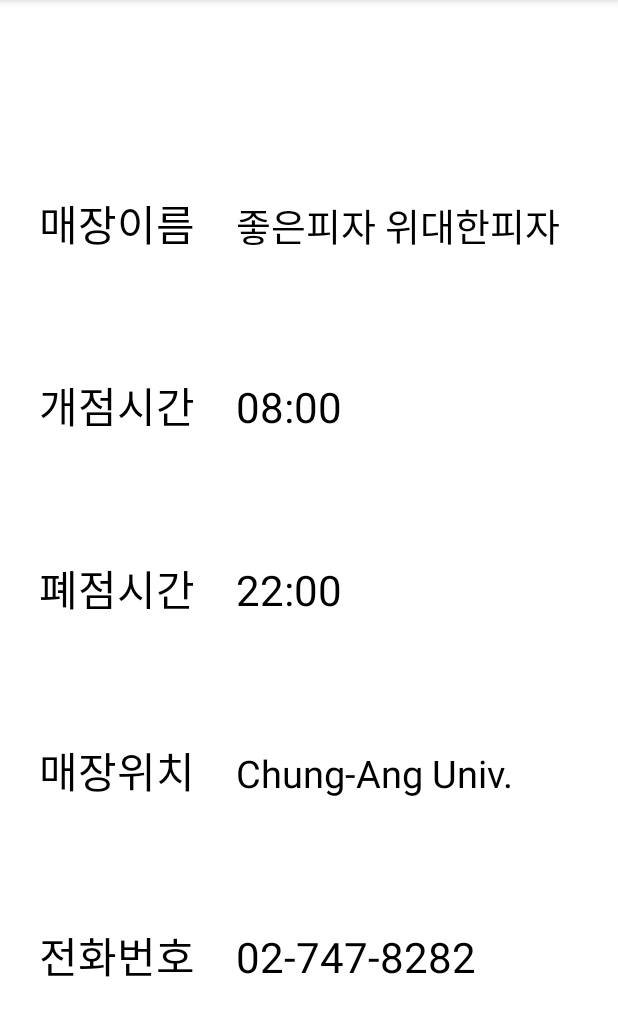
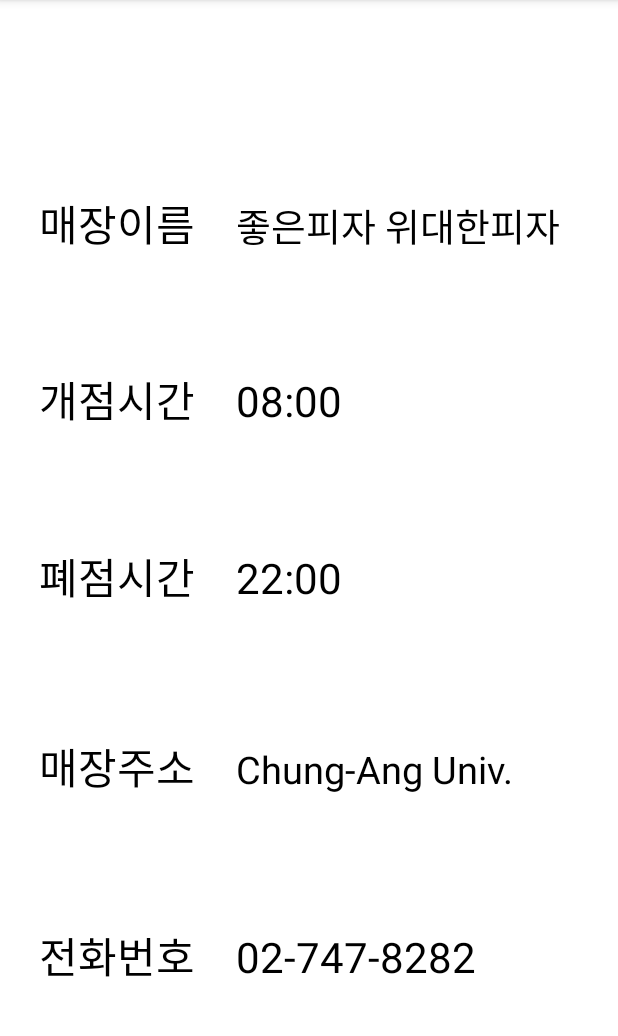
Before and after one commit to tjwjdgus12/good-pizza-great-pizza, an Android app: the StoreInfoActivity screen opened directly, with no data from a screen before it, on a phone screen of 412 x 824 dp, the part 84-1120 px from its top. Run offline under Robolectric (Android 15) with nearby library versions, the phone set to English and light mode, and no system bars.

Commit message:
something went wrong with storeInfo: fixed?

```diff
--- a/SubGroup1_Store/Store/app/src/main/res/layout/activity_store_info.xml
+++ b/SubGroup1_Store/Store/app/src/main/res/layout/activity_store_info.xml
@@ -12,17 +12,17 @@
         android:layout_height="wrap_content"
         android:layout_marginStart="26dp"
         android:layout_marginLeft="26dp"
-        android:layout_marginTop="113dp"
+        android:layout_marginTop="76dp"
         android:layout_marginEnd="27dp"
         android:layout_marginRight="27dp"
-        android:layout_marginBottom="114dp"
+        android:layout_marginBottom="76dp"
         android:text="개점시간"
         android:textColor="#000000"
         android:textSize="28sp"
-        app:layout_constraintBottom_toBottomOf="@+id/textView3"
+        app:layout_constraintBottom_toTopOf="@+id/textView3"
         app:layout_constraintEnd_toStartOf="@+id/textView_opentime"
         app:layout_constraintStart_toStartOf="parent"
-        app:layout_constraintTop_toTopOf="@+id/textView1" />
+        app:layout_constraintTop_toBottomOf="@+id/textView_storeName" />
 
     <TextView
         android:id="@+id/textView1"
@@ -46,17 +46,14 @@
         android:layout_height="wrap_content"
         android:layout_marginStart="26dp"
         android:layout_marginLeft="26dp"
-        android:layout_marginTop="113dp"
         android:layout_marginEnd="27dp"
         android:layout_marginRight="27dp"
-        android:layout_marginBottom="115dp"
-        android:text="매장위치"
+        android:text="매장주소"
         android:textColor="#000000"
         android:textSize="28sp"
-        app:layout_constraintBottom_toBottomOf="@+id/textView"
+        app:layout_constraintBaseline_toBaselineOf="@+id/textView_location"
         app:layout_constraintEnd_toStartOf="@+id/textView_location"
-        app:layout_constraintStart_toStartOf="parent"
-        app:layout_constraintTop_toTopOf="@+id/textView3" />
+        app:layout_constraintStart_toStartOf="parent" />
 
     <TextView
         android:id="@+id/textView"
@@ -85,16 +82,17 @@
         android:text="폐점시간"
         android:textColor="#000000"
         android:textSize="28sp"
-        app:layout_constraintBaseline_toBaselineOf="@+id/textView_closetime"
+        app:layout_constraintBottom_toBottomOf="parent"
         app:layout_constraintEnd_toStartOf="@+id/textView_closetime"
-        app:layout_constraintStart_toStartOf="parent" />
+        app:layout_constraintStart_toStartOf="parent"
+        app:layout_constraintTop_toTopOf="parent" />
 
     <TextView
         android:id="@+id/textView_storeName"
         android:layout_width="0dp"
         android:layout_height="wrap_content"
-        android:layout_marginEnd="16dp"
-        android:layout_marginRight="16dp"
+        android:layout_marginEnd="15dp"
+        android:layout_marginRight="15dp"
         android:text="좋은피자 위대한피자"
         android:textColor="#000000"
         android:textSize="25sp"
@@ -106,8 +104,8 @@
         android:id="@+id/textView_opentime"
         android:layout_width="0dp"
         android:layout_height="wrap_content"
-        android:layout_marginEnd="16dp"
-        android:layout_marginRight="16dp"
+        android:layout_marginEnd="15dp"
+        android:layout_marginRight="15dp"
         android:text="09:00"
         android:textColor="#000000"
         android:textSize="28sp"
@@ -119,36 +117,37 @@
         android:id="@+id/textView_closetime"
         android:layout_width="0dp"
         android:layout_height="wrap_content"
-        android:layout_marginEnd="16dp"
-        android:layout_marginRight="16dp"
+        android:layout_marginEnd="15dp"
+        android:layout_marginRight="15dp"
         android:text="02:00"
         android:textColor="#000000"
         android:textSize="28sp"
-        app:layout_constraintBottom_toBottomOf="parent"
+        app:layout_constraintBaseline_toBaselineOf="@+id/textView3"
         app:layout_constraintEnd_toEndOf="parent"
-        app:layout_constraintStart_toEndOf="@+id/textView3"
-        app:layout_constraintTop_toTopOf="parent"
-        app:layout_constraintVertical_bias="0.512" />
+        app:layout_constraintStart_toEndOf="@+id/textView3" />
 
     <TextView
         android:id="@+id/textView_location"
         android:layout_width="0dp"
         android:layout_height="wrap_content"
-        android:layout_marginEnd="16dp"
-        android:layout_marginRight="16dp"
+        android:layout_marginTop="117dp"
+        android:layout_marginEnd="15dp"
+        android:layout_marginRight="15dp"
+        android:layout_marginBottom="115dp"
         android:text="상도로 45길80"
         android:textColor="#000000"
         android:textSize="25sp"
-        app:layout_constraintBaseline_toBaselineOf="@+id/textView4"
+        app:layout_constraintBottom_toBottomOf="@+id/textView_location2"
         app:layout_constraintEnd_toEndOf="parent"
-        app:layout_constraintStart_toEndOf="@+id/textView4" />
+        app:layout_constraintStart_toEndOf="@+id/textView4"
+        app:layout_constraintTop_toTopOf="@+id/textView_closetime" />
 
     <TextView
         android:id="@+id/textView_location2"
         android:layout_width="0dp"
         android:layout_height="wrap_content"
-        android:layout_marginEnd="16dp"
-        android:layout_marginRight="16dp"
+        android:layout_marginEnd="15dp"
+        android:layout_marginRight="15dp"
         android:text="02-747-8282"
         android:textColor="#000000"
         android:textSize="28sp"
```
